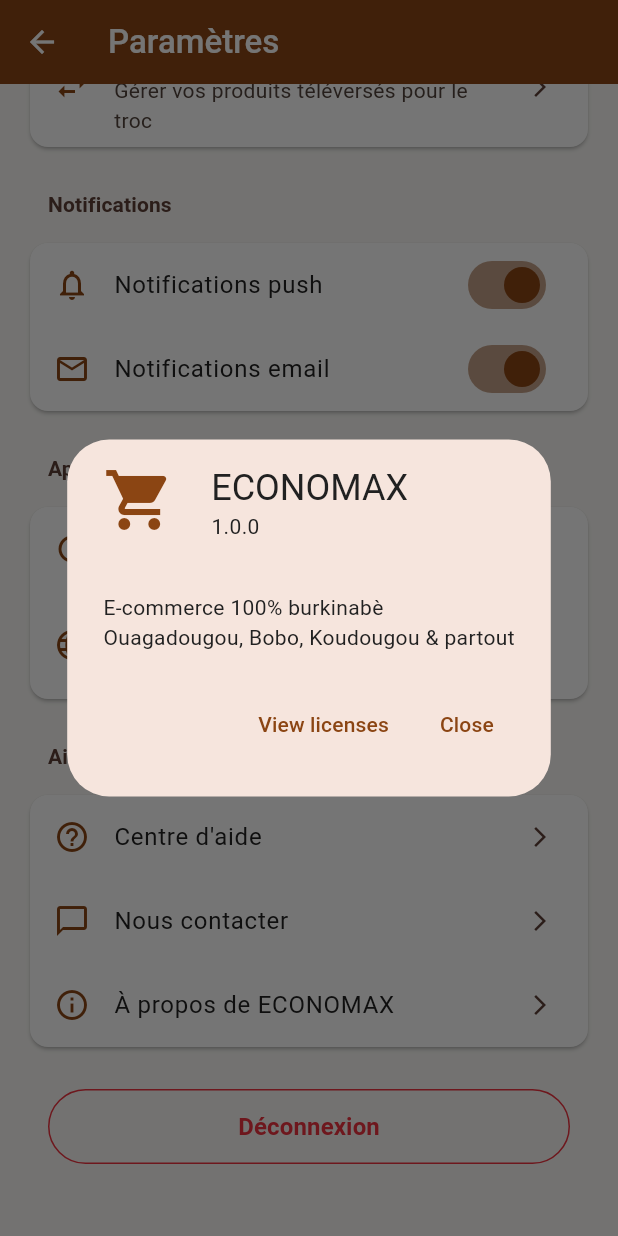
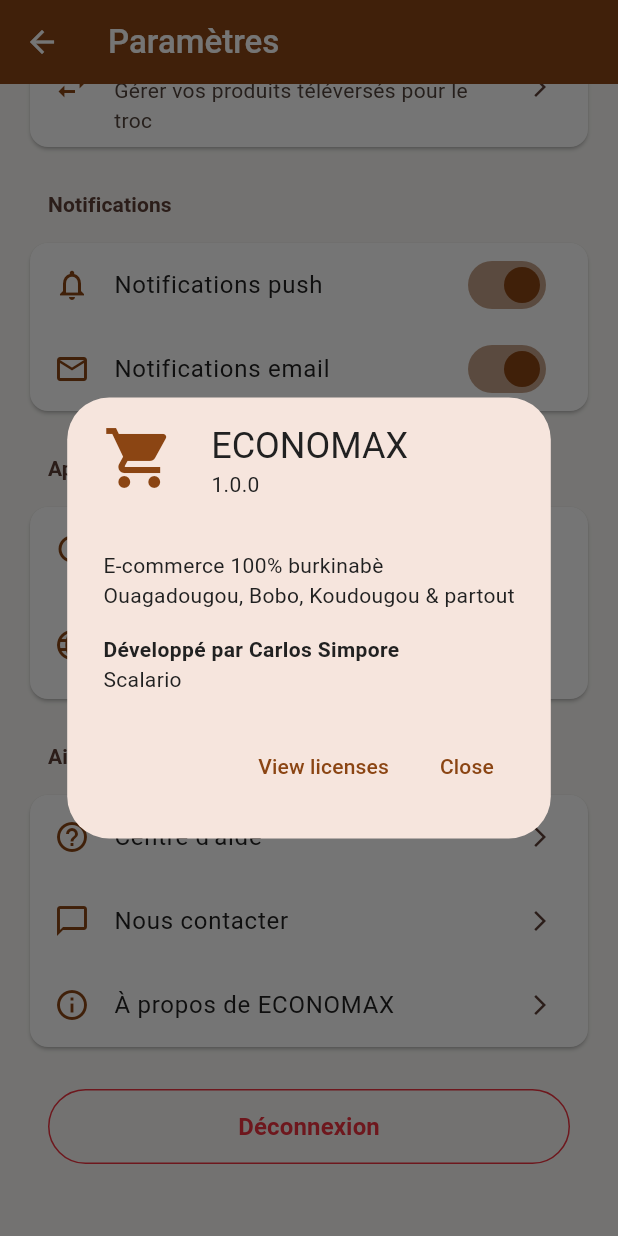
Before and after one commit to Louiscarlos2508/sc_ecom_app, a Flutter app: the SettingsScreen screen opened directly, scrolled down 290 dp, after a tap on "À propos de ECONOMAX", on a phone screen of 412 x 824 dp. Run offline on Flutter 3.47's test engine with Material 3 defaults, Android fonts, the phone set to English and light mode, and no system bars; our stand-ins replace flutter_riverpod, image_picker, qr_flutter; missing offline and left inert: mobile_scanner.

Commit message:
Update project documentation and copyright information
- Added development section in ARCHITECTURE.md and README.md to credit Carlos Simpore from Scalario.
- Updated author information in pubspec.yaml with Carlos Simpore's details.
- Modified copyright statements in AppInfo.xcconfig and Runner.rc to reflect ECONOMAX and the developer's name.

```diff
--- a/lib/features/client/profile/presentation/screens/settings_screen.dart
+++ b/lib/features/client/profile/presentation/screens/settings_screen.dart
@@ -191,6 +191,12 @@
                     children: [
                       const Text('E-commerce 100% burkinabè'),
                       const Text('Ouagadougou, Bobo, Koudougou & partout'),
+                      const SizedBox(height: 16),
+                      const Text(
+                        'Développé par Carlos Simpore',
+                        style: TextStyle(fontWeight: FontWeight.bold),
+                      ),
+                      const Text('Scalario'),
                     ],
                   );
                 },
```
Also changed, not shown: pubspec.yaml (+5 -3 lines), 5 other files.
